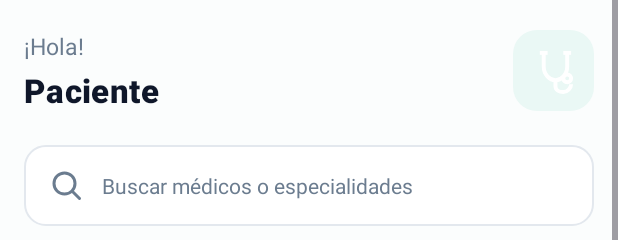
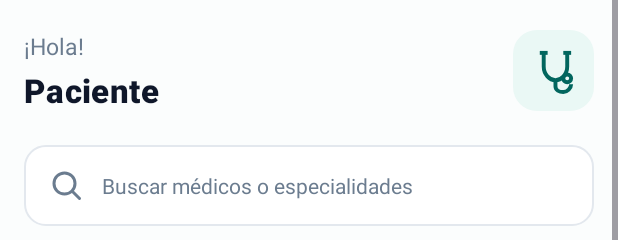
Before and after one commit to Jose200863/Aplicacion-HealthCare, an Android app: the layout activity_main.xml on its own in the app's theme, with its tools: preview values and no code run, on a phone screen of 412 x 824 dp. Shown: the top 240 px of the screen. Run offline under Robolectric (Android 15) with nearby library versions, the phone set to English and light mode, and no system bars.

Commit message:
feat: Se agrega icono verde del logo

```diff
--- /dev/null
+++ b/app/src/main/res/drawable/ic_logo_estetoscopio_verde.xml
@@ -0,0 +1,39 @@
+<?xml version="1.0" encoding="utf-8"?>
+<vector xmlns:android="http://schemas.android.com/apk/res/android"
+    android:width="24dp"
+    android:height="24dp"
+    android:viewportWidth="24"
+    android:viewportHeight="24">
+
+    <path
+        android:pathData="M7,3 L7,10 C7,14 10,17 13,17 C16,17 19,14 19,10 L19,3"
+        android:fillColor="@android:color/transparent"
+        android:strokeColor="@color/verde_profundo"
+        android:strokeWidth="2"
+        android:strokeLineCap="round" />
+
+    <path
+        android:pathData="M5,3 L9,3"
+        android:fillColor="@android:color/transparent"
+        android:strokeColor="@color/verde_profundo"
+        android:strokeWidth="2" />
+
+    <path
+        android:pathData="M17,3 L21,3"
+        android:fillColor="@android:color/transparent"
+        android:strokeColor="@color/verde_profundo"
+        android:strokeWidth="2" />
+
+    <path
+        android:pathData="M13,17 L13,20 C13,22 15,23 17,23 C19,23 21,21 21,19"
+        android:fillColor="@android:color/transparent"
+        android:strokeColor="@color/verde_profundo"
+        android:strokeWidth="2" />
+
+    <path
+        android:pathData="M21,16 C21,17.1 20.1,18 19,18 C17.9,18 17,17.1 17,16 C17,14.9 17.9,14 19,14 C20.1,14 21,14.9 21,16"
+        android:fillColor="@android:color/transparent"
+        android:strokeColor="@color/verde_profundo"
+        android:strokeWidth="2" />
+
+</vector>
--- a/app/src/main/res/layout/activity_main.xml
+++ b/app/src/main/res/layout/activity_main.xml
@@ -64,7 +64,7 @@
                         android:background="@drawable/bg_icono_menta"
                         android:contentDescription="@string/logo_healthcare_descripcion"
                         android:padding="11dp"
-                        android:src="@drawable/ic_logo_estetoscopio" />
+                        android:src="@drawable/ic_logo_estetoscopio_verde" />
 
                 </LinearLayout>
 
```
